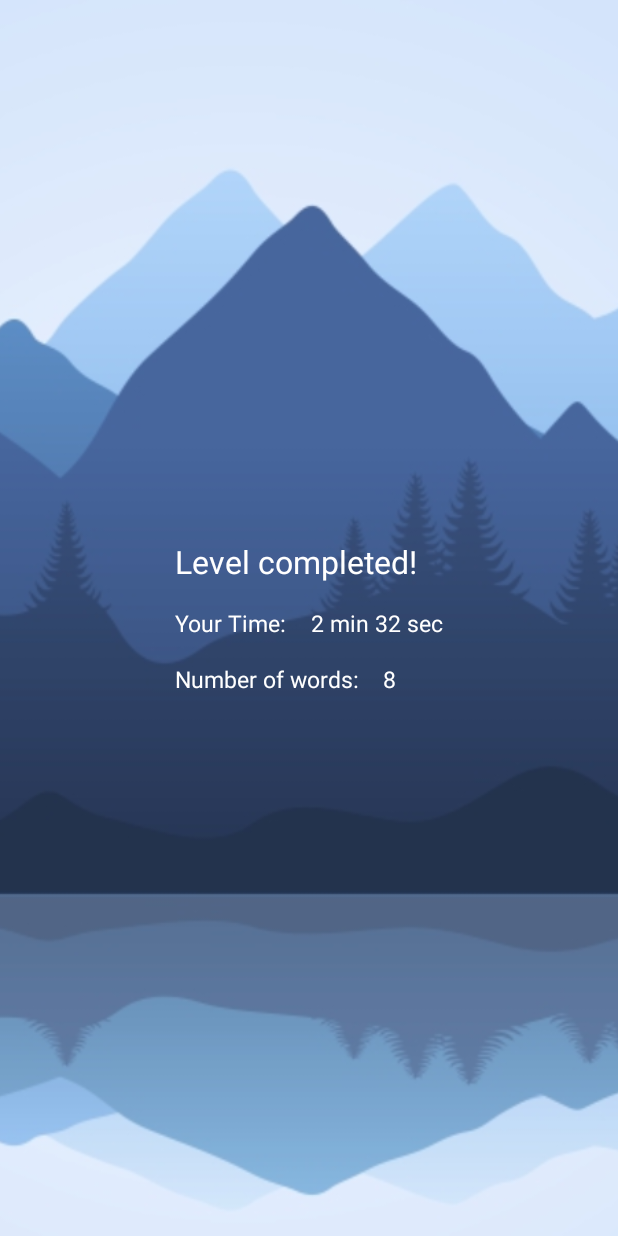
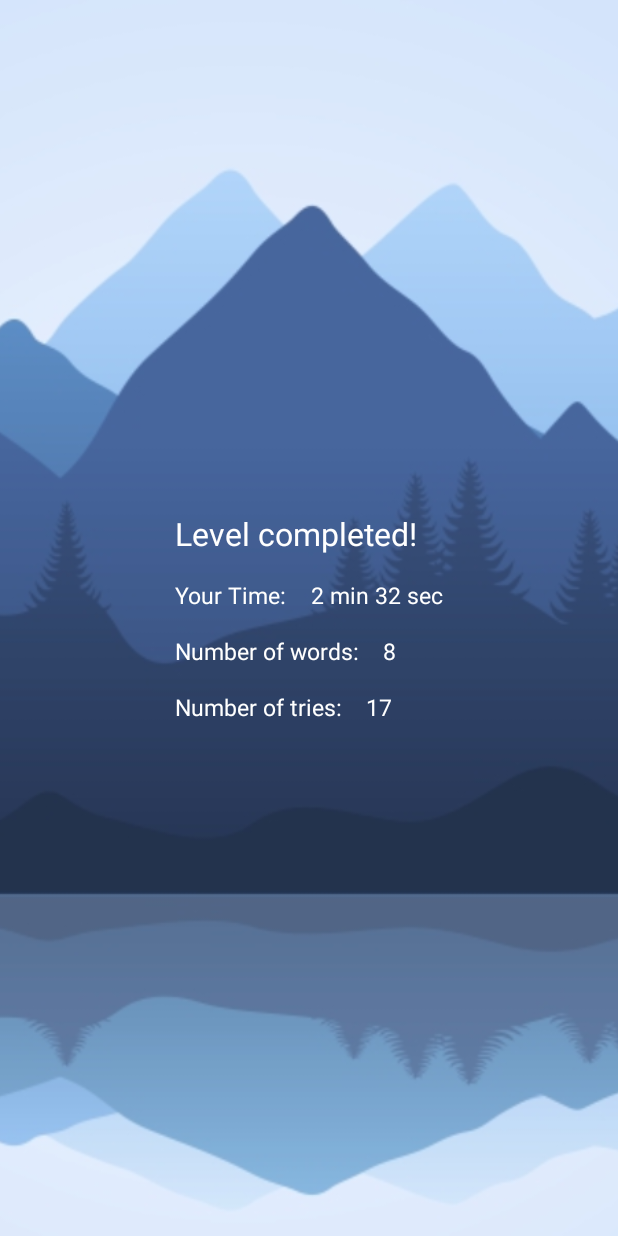
Before and after one commit to vaaz1/DoubleSpeak, an Android app: the layout activity_win.xml on its own in the app's theme, with its tools: preview values and no code run, on a phone screen of 412 x 824 dp. Run offline under Robolectric (Android 15) with nearby library versions, the phone set to English and light mode, and no system bars.

Commit message:
card_item layout activity_win screen

```diff
--- /dev/null
+++ b/app/src/main/java/com/example/android/doublespeak/activities/GameFinishActivity.java
@@ -0,0 +1,18 @@
+package com.example.android.doublespeak.activities;
+
+import android.os.Bundle;
+import android.support.v7.app.AppCompatActivity;
+
+import com.example.android.doublespeak.R;
+
+/**
+ * Created by Vera on 16.03.2018.
+ */
+
+public class GameFinishActivity extends AppCompatActivity {
+    @Override
+    protected void onCreate(Bundle savedInstanceState) {
+        super.onCreate(savedInstanceState);
+        setContentView(R.layout.activity_win);
+    }
+}
--- a/app/src/main/res/layout/activity_win.xml
+++ b/app/src/main/res/layout/activity_win.xml
@@ -70,6 +70,27 @@
             android:textSize="@dimen/typography_body2"
             tools:text="8" />
 
+        <TextView
+            android:id="@+id/tries_number_title"
+            android:layout_width="wrap_content"
+            android:layout_height="wrap_content"
+            android:layout_below="@+id/word_number_title"
+            android:padding="@dimen/layout_content_divider"
+            android:textColor="@android:color/white"
+            android:textSize="@dimen/typography_body2"
+            tools:text="Number of tries:" />
+
+        <TextView
+            android:id="@+id/tries_number_score"
+            android:layout_width="wrap_content"
+            android:layout_height="wrap_content"
+            android:layout_below="@+id/word_number_title"
+            android:layout_toEndOf="@+id/tries_number_title"
+            android:padding="8dp"
+            android:textColor="@android:color/white"
+            android:textSize="@dimen/typography_body2"
+            tools:text="17" />
+
     </RelativeLayout>
 
 </FrameLayout>
```
